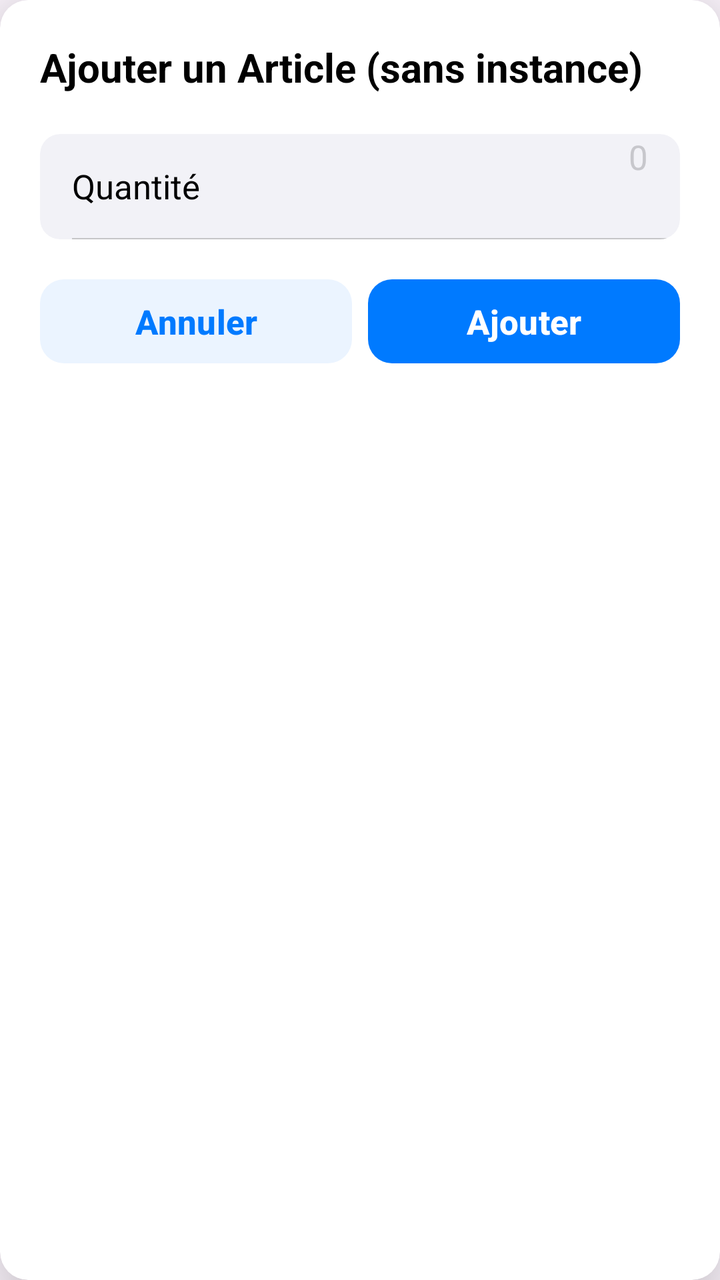
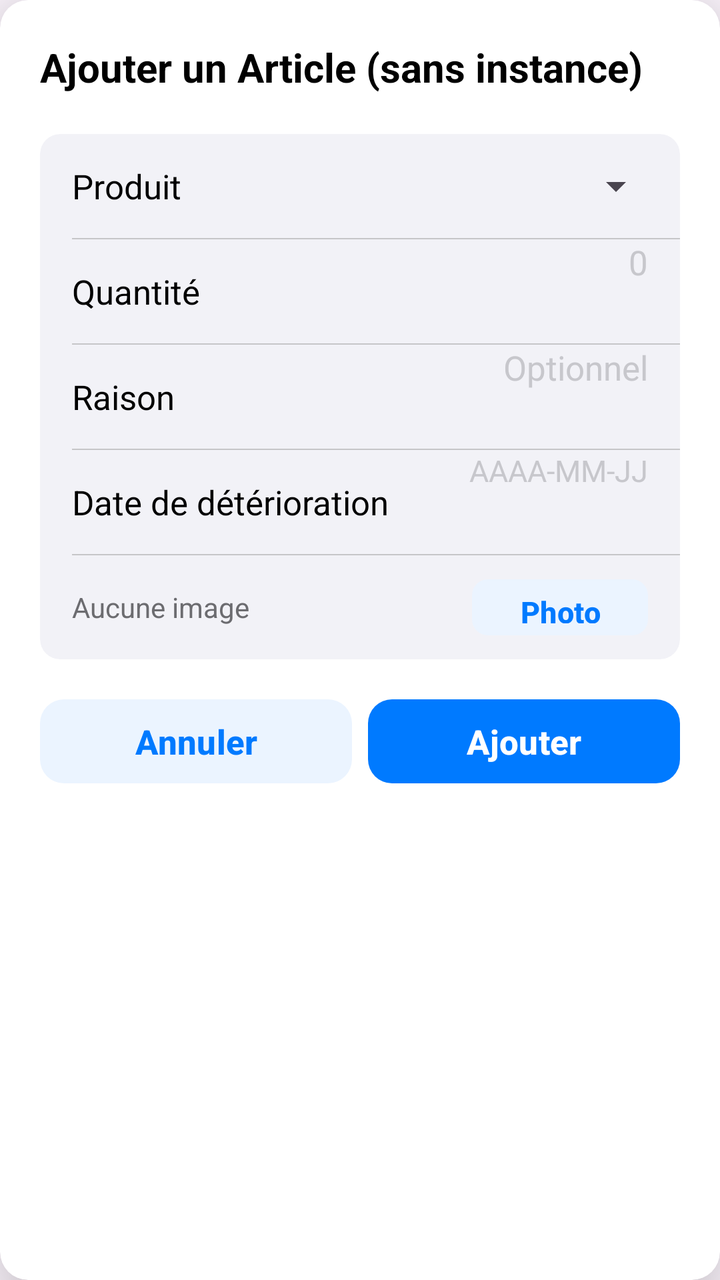

Before-and-after screenshots of an Android layout around one commit, followed by the original layout XML and the change that was made.
<!-- AndroidManifest.xml: application theme Theme.MyAdermoShop -->
<!-- res/layout/dialog_add_item_without_instance.xml -->
<?xml version="1.0" encoding="utf-8"?>
<com.google.android.material.card.MaterialCardView xmlns:android="http://schemas.android.com/apk/res/android"
    xmlns:app="http://schemas.android.com/apk/res-auto"
    android:layout_width="340dp" android:layout_height="wrap_content"
    app:cardBackgroundColor="@color/ios_bg2" app:cardCornerRadius="14dp"
    app:cardElevation="24dp" app:strokeWidth="0dp">
    <LinearLayout android:layout_width="match_parent" android:layout_height="wrap_content"
        android:orientation="vertical" android:padding="20dp">
        <TextView android:layout_width="wrap_content" android:layout_height="wrap_content"
            android:text="Ajouter un Article (sans instance)" android:textColor="@color/ios_label"
            android:textSize="20sp" android:textStyle="bold" android:layout_marginBottom="20dp"/>
        <com.google.android.material.card.MaterialCardView android:layout_width="match_parent"
            android:layout_height="wrap_content" android:layout_marginBottom="16dp"
            app:cardBackgroundColor="@color/ios_bg" app:cardCornerRadius="10dp"
            app:cardElevation="0dp" app:strokeWidth="0dp">
            <LinearLayout android:layout_width="match_parent" android:layout_height="wrap_content" android:orientation="vertical">
                <LinearLayout android:layout_width="match_parent" android:layout_height="52dp"
                    android:gravity="center_vertical" android:orientation="horizontal"
                    android:paddingStart="16dp" android:paddingEnd="16dp">
                    <TextView android:layout_width="0dp" android:layout_weight="1"
                        android:layout_height="wrap_content" android:text="Quantité"
                        android:textColor="@color/ios_label" android:textSize="17sp"/>
                    <EditText android:id="@+id/editTextQuantity" android:layout_width="80dp"
                        android:layout_height="match_parent" android:background="@null"
                        android:gravity="end" android:hint="0" android:inputType="number"
                        android:textColor="@color/ios_label" android:textColorHint="@color/ios_placeholder"
                        android:textSize="17sp"/>
                </LinearLayout>
                <View android:layout_width="match_parent" android:layout_height="0.5dp"
                    android:layout_marginStart="16dp" android:background="@color/ios_sep"/>
            </LinearLayout>
        </com.google.android.material.card.MaterialCardView>
        <LinearLayout android:layout_width="match_parent" android:layout_height="wrap_content"
            android:orientation="horizontal">
            <com.google.android.material.button.MaterialButton android:id="@+id/btnCancel"
                android:layout_width="0dp" android:layout_weight="1" android:layout_height="50dp"
                android:layout_marginEnd="8dp" android:text="Annuler"
                android:textColor="@color/ios_blue" android:textSize="17sp" android:textStyle="bold"
                android:stateListAnimator="@null" app:backgroundTint="@color/ios_btn2_bg"
                app:cornerRadius="12dp" app:elevation="0dp"/>
            <com.google.android.material.button.MaterialButton android:id="@+id/btnConfirm"
                android:layout_width="0dp" android:layout_weight="1" android:layout_height="50dp"
                android:text="Ajouter" android:textColor="@color/ios_btn_text"
                android:textSize="17sp" android:textStyle="bold" android:stateListAnimator="@null"
                app:backgroundTint="@color/ios_btn" app:cornerRadius="12dp" app:elevation="0dp"/>
        </LinearLayout>
    </LinearLayout>
</com.google.android.material.card.MaterialCardView>
<!-- resources referenced by this layout -->
<resources>
  <color name="ios_bg">#F2F2F7</color>
  <color name="ios_bg2">#FFFFFF</color>
  <color name="ios_blue">#007AFF</color>
  <color name="ios_btn">#007AFF</color>
  <color name="ios_btn2_bg">#EBF4FF</color>
  <color name="ios_btn_text">#FFFFFF</color>
  <color name="ios_label">#000000</color>
  <color name="ios_placeholder">#C7C7CC</color>
  <color name="ios_sep">#C6C6C8</color>
  <style name="Theme.MyAdermoShop" parent="Base.Theme.MyAdermoShop" />
  <style name="Base.Theme.MyAdermoShop" parent="Theme.Material3.DayNight.NoActionBar">
          
          
      </style>
</resources>

<!-- the commit's change to res/layout/dialog_add_item_without_instance.xml (unified diff, before → after) -->
@@ -1,48 +1,264 @@
 <?xml version="1.0" encoding="utf-8"?>
-<com.google.android.material.card.MaterialCardView xmlns:android="http://schemas.android.com/apk/res/android"
+<com.google.android.material.card.MaterialCardView
+    xmlns:android="http://schemas.android.com/apk/res/android"
     xmlns:app="http://schemas.android.com/apk/res-auto"
-    android:layout_width="340dp" android:layout_height="wrap_content"
-    app:cardBackgroundColor="@color/ios_bg2" app:cardCornerRadius="14dp"
-    app:cardElevation="24dp" app:strokeWidth="0dp">
-    <LinearLayout android:layout_width="match_parent" android:layout_height="wrap_content"
-        android:orientation="vertical" android:padding="20dp">
-        <TextView android:layout_width="wrap_content" android:layout_height="wrap_content"
-            android:text="Ajouter un Article (sans instance)" android:textColor="@color/ios_label"
-            android:textSize="20sp" android:textStyle="bold" android:layout_marginBottom="20dp"/>
-        <com.google.android.material.card.MaterialCardView android:layout_width="match_parent"
-            android:layout_height="wrap_content" android:layout_marginBottom="16dp"
-            app:cardBackgroundColor="@color/ios_bg" app:cardCornerRadius="10dp"
-            app:cardElevation="0dp" app:strokeWidth="0dp">
-            <LinearLayout android:layout_width="match_parent" android:layout_height="wrap_content" android:orientation="vertical">
-                <LinearLayout android:layout_width="match_parent" android:layout_height="52dp"
-                    android:gravity="center_vertical" android:orientation="horizontal"
-                    android:paddingStart="16dp" android:paddingEnd="16dp">
-                    <TextView android:layout_width="0dp" android:layout_weight="1"
-                        android:layout_height="wrap_content" android:text="Quantité"
-                        android:textColor="@color/ios_label" android:textSize="17sp"/>
-                    <EditText android:id="@+id/editTextQuantity" android:layout_width="80dp"
-                        android:layout_height="match_parent" android:background="@null"
-                        android:gravity="end" android:hint="0" android:inputType="number"
-                        android:textColor="@color/ios_label" android:textColorHint="@color/ios_placeholder"
-                        android:textSize="17sp"/>
-                </LinearLayout>
-                <View android:layout_width="match_parent" android:layout_height="0.5dp"
-                    android:layout_marginStart="16dp" android:background="@color/ios_sep"/>
+    android:layout_width="340dp"
+    android:layout_height="wrap_content"
+    app:cardBackgroundColor="@color/ios_bg2"
+    app:cardCornerRadius="14dp"
+    app:cardElevation="24dp"
+    app:strokeWidth="0dp">
+
+    <LinearLayout
+        android:layout_width="match_parent"
+        android:layout_height="wrap_content"
+        android:orientation="vertical"
+        android:padding="20dp">
+
+        
+        <TextView
+            android:layout_width="wrap_content"
+            android:layout_height="wrap_content"
+            android:layout_marginBottom="20dp"
+            android:text="Ajouter un Article (sans instance)"
+            android:textColor="@color/ios_label"
+            android:textSize="20sp"
+            android:textStyle="bold"/>
+
+        
+        <com.google.android.material.card.MaterialCardView
+            android:layout_width="match_parent"
+            android:layout_height="wrap_content"
+            android:layout_marginBottom="16dp"
+            app:cardBackgroundColor="@color/ios_bg"
+            app:cardCornerRadius="10dp"
+            app:cardElevation="0dp"
+            app:strokeWidth="0dp">
+
+            <LinearLayout
+                android:layout_width="match_parent"
+                android:layout_height="wrap_content"
+                android:orientation="vertical">
+
+                
+                <LinearLayout
+                    android:layout_width="match_parent"
+                    android:layout_height="52dp"
+                    android:gravity="center_vertical"
+                    android:orientation="horizontal"
+                    android:paddingStart="16dp"
+                    android:paddingEnd="8dp">
+
+                    <TextView
+                        android:layout_width="0dp"
+                        android:layout_weight="1"
+                        android:layout_height="wrap_content"
+                        android:text="Produit"
+                        android:textColor="@color/ios_label"
+                        android:textSize="17sp"/>
+
+                    <Spinner
+                        android:id="@+id/spinnerProductID"
+                        android:layout_width="180dp"
+                        android:layout_height="wrap_content"
+                        android:spinnerMode="dropdown"/>
+
+                </LinearLayout>
+
+                <View
+                    android:layout_width="match_parent"
+                    android:layout_height="0.5dp"
+                    android:layout_marginStart="16dp"
+                    android:background="@color/ios_sep"/>
+
+                
+                <LinearLayout
+                    android:layout_width="match_parent"
+                    android:layout_height="52dp"
+                    android:gravity="center_vertical"
+                    android:orientation="horizontal"
+                    android:paddingStart="16dp"
+                    android:paddingEnd="16dp">
+
+                    <TextView
+                        android:layout_width="0dp"
+                        android:layout_weight="1"
+                        android:layout_height="wrap_content"
+                        android:text="Quantité"
+                        android:textColor="@color/ios_label"
+                        android:textSize="17sp"/>
+
+                    <com.google.android.material.textfield.TextInputEditText
+                        android:id="@+id/etQuantity"
+                        android:layout_width="80dp"
+                        android:layout_height="match_parent"
+                        android:background="@null"
+                        android:gravity="end"
+                        android:hint="0"
+                        android:inputType="number"
+                        android:textColor="@color/ios_label"
+                        android:textColorHint="@color/ios_placeholder"
+                        android:textSize="17sp"/>
+
+                </LinearLayout>
+
+                <View
+                    android:layout_width="match_parent"
+                    android:layout_height="0.5dp"
+                    android:layout_marginStart="16dp"
+                    android:background="@color/ios_sep"/>
+
+                
+                <LinearLayout
+                    android:layout_width="match_parent"
+                    android:layout_height="52dp"
+                    android:gravity="center_vertical"
+                    android:orientation="horizontal"
+                    android:paddingStart="16dp"
+                    android:paddingEnd="16dp">
+
+                    <TextView
+                        android:layout_width="0dp"
+                        android:layout_weight="1"
+                        android:layout_height="wrap_content"
+                        android:text="Raison"
+                        android:textColor="@color/ios_label"
+                        android:textSize="17sp"/>
+
+                    <com.google.android.material.textfield.TextInputEditText
+                        android:id="@+id/etReason"
+                        android:layout_width="160dp"
+                        android:layout_height="match_parent"
+                        android:background="@null"
+                        android:gravity="end"
+                        android:hint="Optionnel"
+                        android:inputType="textMultiLine"
+                        android:textColor="@color/ios_label"
+                        android:textColorHint="@color/ios_placeholder"
+                        android:textSize="17sp"/>
+
+                </LinearLayout>
+
+                <View
+                    android:layout_width="match_parent"
+                    android:layout_height="0.5dp"
+                    android:layout_marginStart="16dp"
+                    android:background="@color/ios_sep"/>
+
+                
+                <LinearLayout
+                    android:layout_width="match_parent"
+                    android:layout_height="52dp"
+                    android:gravity="center_vertical"
+                    android:orientation="horizontal"
+                    android:paddingStart="16dp"
+                    android:paddingEnd="16dp">
+
+                    <TextView
+                        android:layout_width="0dp"
+                        android:layout_weight="1"
+                        android:layout_height="wrap_content"
+                        android:text="Date de détérioration"
+                        android:textColor="@color/ios_label"
+                        android:textSize="17sp"/>
+
+                    <com.google.android.material.textfield.TextInputEditText
+                        android:id="@+id/etDeteriorationDate"
+                        android:layout_width="120dp"
+                        android:layout_height="match_parent"
+                        android:background="@null"
+                        android:focusable="false"
+                        android:gravity="end"
+                        android:hint="AAAA-MM-JJ"
+                        android:inputType="none"
+                        android:textColor="@color/ios_label"
+                        android:textColorHint="@color/ios_placeholder"
+                        android:textSize="15sp"/>
+
+                </LinearLayout>
+
+                <View
+                    android:layout_width="match_parent"
+                    android:layout_height="0.5dp"
+                    android:layout_marginStart="16dp"
+                    android:background="@color/ios_sep"/>
+
+                
+                <LinearLayout
+                    android:layout_width="match_parent"
+                    android:layout_height="52dp"
+                    android:gravity="center_vertical"
+                    android:orientation="horizontal"
+                    android:paddingStart="16dp"
+                    android:paddingEnd="16dp">
+
+                    <TextView
+                        android:id="@+id/tvSelectedImage"
+                        android:layout_width="0dp"
+                        android:layout_weight="1"
+                        android:layout_height="wrap_content"
+                        android:ellipsize="end"
+                        android:maxLines="1"
+                        android:text="Aucune image"
+                        android:textColor="@color/ios_label2"
+                        android:textSize="14sp"/>
+
+                    <com.google.android.material.button.MaterialButton
+                        android:id="@+id/btnSelectImage"
+                        android:layout_width="wrap_content"
+                        android:layout_height="36dp"
+                        android:text="Photo"
+                        android:textColor="@color/ios_blue"
+                        android:textSize="15sp"
+                        android:textStyle="bold"
+                        android:stateListAnimator="@null"
+                        app:backgroundTint="@color/ios_btn2_bg"
+                        app:cornerRadius="8dp"
+                        app:elevation="0dp"/>
+
+                </LinearLayout>
+
             </LinearLayout>
+
         </com.google.android.material.card.MaterialCardView>
-        <LinearLayout android:layout_width="match_parent" android:layout_height="wrap_content"
+
+        
+        <LinearLayout
+            android:layout_width="match_parent"
+            android:layout_height="wrap_content"
             android:orientation="horizontal">
-            <com.google.android.material.button.MaterialButton android:id="@+id/btnCancel"
-                android:layout_width="0dp" android:layout_weight="1" android:layout_height="50dp"
-                android:layout_marginEnd="8dp" android:text="Annuler"
-                android:textColor="@color/ios_blue" android:textSize="17sp" android:textStyle="bold"
-                android:stateListAnimator="@null" app:backgroundTint="@color/ios_btn2_bg"
-                app:cornerRadius="12dp" app:elevation="0dp"/>
-            <com.google.android.material.button.MaterialButton android:id="@+id/btnConfirm"
-                android:layout_width="0dp" android:layout_weight="1" android:layout_height="50dp"
-                android:text="Ajouter" android:textColor="@color/ios_btn_text"
-                android:textSize="17sp" android:textStyle="bold" android:stateListAnimator="@null"
-                app:backgroundTint="@color/ios_btn" app:cornerRadius="12dp" app:elevation="0dp"/>
+
+            <com.google.android.material.button.MaterialButton
+                android:id="@+id/btnCancel"
+                android:layout_width="0dp"
+                android:layout_weight="1"
+                android:layout_height="50dp"
+                android:layout_marginEnd="8dp"
+                android:text="Annuler"
+                android:textColor="@color/ios_blue"
+                android:textSize="17sp"
+                android:textStyle="bold"
+                android:stateListAnimator="@null"
+                app:backgroundTint="@color/ios_btn2_bg"
+                app:cornerRadius="12dp"
+                app:elevation="0dp"/>
+
+            <com.google.android.material.button.MaterialButton
+                android:id="@+id/btnConfirm"
+                android:layout_width="0dp"
+                android:layout_weight="1"
+                android:layout_height="50dp"
+                android:text="Ajouter"
+                android:textColor="@color/ios_btn_text"
+                android:textSize="17sp"
+                android:textStyle="bold"
+                android:stateListAnimator="@null"
+                app:backgroundTint="@color/ios_btn"
+                app:cornerRadius="12dp"
+                app:elevation="0dp"/>
+
         </LinearLayout>
+
     </LinearLayout>
+
 </com.google.android.material.card.MaterialCardView>
<!-- resource entries referenced after the edit -->
@@ -7,6 +7,7 @@
   <color name="ios_btn2_bg">#EBF4FF</color>
   <color name="ios_btn_text">#FFFFFF</color>
   <color name="ios_label">#000000</color>
+  <color name="ios_label2">#6C6C70</color>
   <color name="ios_placeholder">#C7C7CC</color>
   <color name="ios_sep">#C6C6C8</color>
   <style name="Theme.MyAdermoShop" parent="Base.Theme.MyAdermoShop" />
